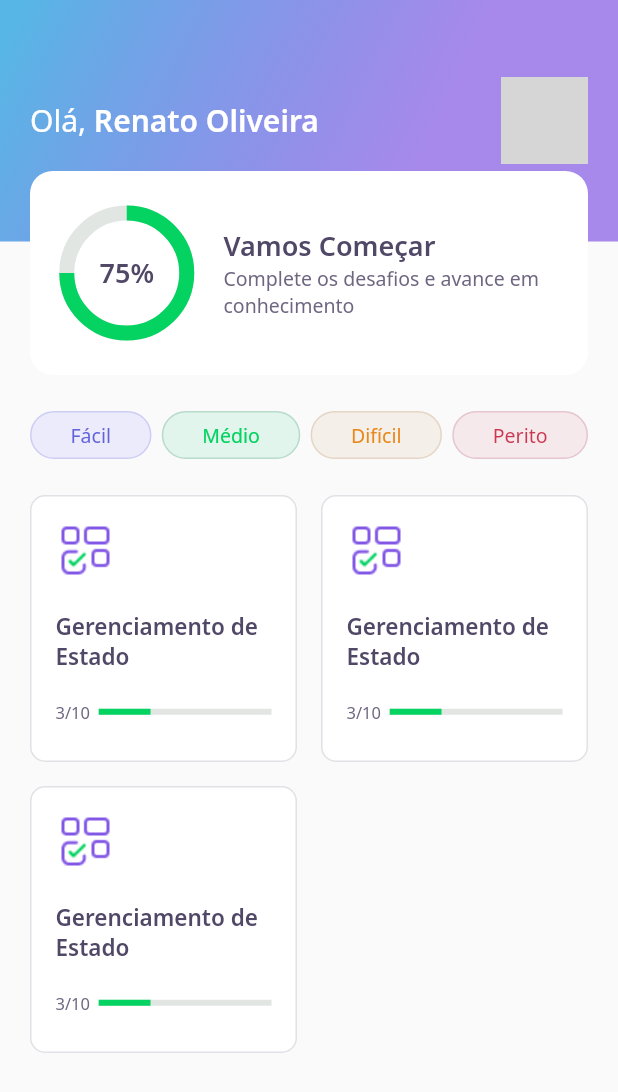
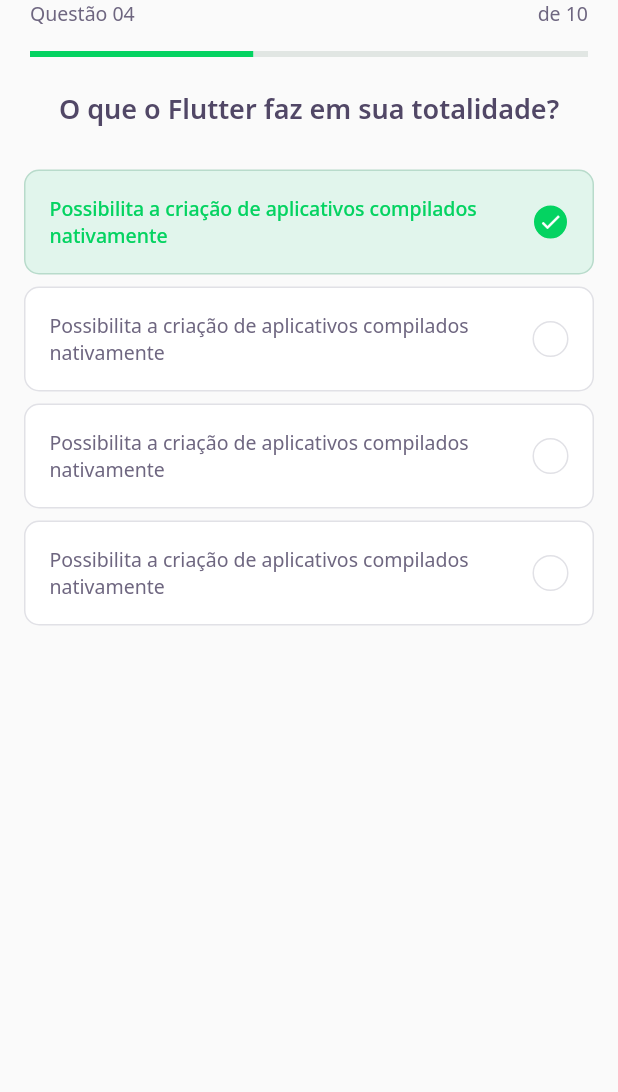
Before and after one commit to oliversieto/dev-quiz, a Flutter app: the screen it shows after launch, on a phone screen of 412 x 824 dp. Shown: the top 1092 px of the screen. Run offline on Flutter 3.47's test engine with Material 2 defaults, Android fonts, the phone set to English and light mode, and no system bars; our stand-ins replace google_fonts; grey boxes are pictures that could not be loaded.

Commit message:
refactor: criado a tela do challenge

```diff
--- /dev/null
+++ b/lib/challenge/challente_page.dart
@@ -0,0 +1,28 @@
+import 'package:DevQuiz/challenge/widgets/question_indicator/question_indicator_widget.dart';
+import 'package:DevQuiz/challenge/widgets/quiz/quiz_widget.dart';
+import 'package:flutter/material.dart';
+
+class ChallengePage extends StatefulWidget {
+  ChallengePage({Key? key}) : super(key: key);
+
+  @override
+  _ChallengePageState createState() => _ChallengePageState();
+}
+
+class _ChallengePageState extends State<ChallengePage> {
+  @override
+  Widget build(BuildContext context) {
+    return Scaffold(
+      appBar: PreferredSize(
+        preferredSize: Size.fromHeight(60),
+        child: SafeArea(
+          child: QuestionIndicatorWidget(),
+          top: true,
+        ),
+      ),
+      body: QuizWidget(
+        title: "O que o Flutter faz em sua totalidade?",
+      ),
+    );
+  }
+}
--- /dev/null
+++ b/lib/challenge/widgets/answer/answer_widget.dart
@@ -0,0 +1,83 @@
+import 'package:DevQuiz/core/core.dart';
+import 'package:flutter/material.dart';
+
+class AnswerWidget extends StatelessWidget {
+  final String title;
+  final bool isRight;
+  final bool isSelected;
+
+  AnswerWidget({
+    Key? key,
+    required this.title,
+    this.isRight = false,
+    this.isSelected = false,
+  }) : super(key: key);
+
+  Color get _selectedColorRight =>
+      isRight ? AppColors.darkGreen : AppColors.darkRed;
+
+  Color get _selectedBorderRight =>
+      isRight ? AppColors.lightGreen : AppColors.lightRed;
+
+  Color get _selectedColorCardRight =>
+      isRight ? AppColors.lightGreen : AppColors.lightRed;
+
+  Color get _selectedBorderCardRight =>
+      isRight ? AppColors.green : AppColors.red;
+
+  TextStyle get _selectedTextStyleRight =>
+      isRight ? AppTextStyles.bodyDarkGreen : AppTextStyles.bodyDarkRed;
+
+  IconData get _selectedIconRight => isRight ? Icons.check : Icons.close;
+
+  @override
+  Widget build(BuildContext context) {
+    return Padding(
+      padding: const EdgeInsets.symmetric(horizontal: 16, vertical: 4),
+      child: Container(
+        padding: const EdgeInsets.all(16),
+        decoration: BoxDecoration(
+          color: isSelected ? _selectedColorCardRight : AppColors.white,
+          borderRadius: BorderRadius.circular(10),
+          border: Border.fromBorderSide(
+            BorderSide(
+              color: isSelected ? _selectedBorderCardRight : AppColors.border,
+            ),
+          ),
+        ),
+        child: Row(
+          mainAxisAlignment: MainAxisAlignment.spaceBetween,
+          children: [
+            Expanded(
+              child: Text(
+                title,
+                style:
+                    isSelected ? _selectedTextStyleRight : AppTextStyles.body,
+              ),
+            ),
+            Container(
+              width: 24,
+              height: 24,
+              decoration: BoxDecoration(
+                color: isSelected ? _selectedColorRight : AppColors.white,
+                borderRadius: BorderRadius.circular(500),
+                border: Border.fromBorderSide(
+                  BorderSide(
+                    color: isSelected ? _selectedBorderRight : AppColors.border,
+                  ),
+                ),
+              ),
+              child: isSelected
+                  ? Icon(
+                      Icons.check,
+                      size: 16,
+                      color: Colors.white,
+                    )
+                  : null,
+            )
+          ],
+        ),
+      ),
+    );
+  }
+}
--- /dev/null
+++ b/lib/challenge/widgets/question_indicator/question_indicator_widget.dart
@@ -0,0 +1,35 @@
+import 'package:DevQuiz/core/core.dart';
+import 'package:DevQuiz/shared/widgets/progress_indicator/progress_indicator_widget.dart';
+import 'package:flutter/material.dart';
+
+class QuestionIndicatorWidget extends StatelessWidget {
+  QuestionIndicatorWidget({Key? key}) : super(key: key);
+
+  @override
+  Widget build(BuildContext context) {
+    return Container(
+      padding: const EdgeInsets.symmetric(horizontal: 20),
+      child: Column(
+        children: [
+          Row(
+            mainAxisAlignment: MainAxisAlignment.spaceBetween,
+            children: [
+              Text(
+                "Questão 04",
+                style: AppTextStyles.body,
+              ),
+              Text(
+                "de 10",
+                style: AppTextStyles.body,
+              ),
+            ],
+          ),
+          SizedBox(
+            height: 16,
+          ),
+          ProgressIndicatorWidget(value: 0.4)
+        ],
+      ),
+    );
+  }
+}
--- /dev/null
+++ b/lib/challenge/widgets/quiz/quiz_widget.dart
@@ -0,0 +1,46 @@
+import 'package:DevQuiz/challenge/widgets/answer/answer_widget.dart';
+import 'package:DevQuiz/core/core.dart';
+import 'package:flutter/material.dart';
+
+class QuizWidget extends StatelessWidget {
+  final String title;
+  QuizWidget({
+    Key? key,
+    required this.title,
+  }) : super(key: key);
+
+  @override
+  Widget build(BuildContext context) {
+    return Container(
+      child: Column(
+        children: [
+          Text(
+            title,
+            style: AppTextStyles.heading,
+          ),
+          SizedBox(
+            height: 24,
+          ),
+          AnswerWidget(
+            isSelected: true,
+            isRight: true,
+            title:
+                "Possibilita a criação de aplicativos compilados nativamente",
+          ),
+          AnswerWidget(
+            title:
+                "Possibilita a criação de aplicativos compilados nativamente",
+          ),
+          AnswerWidget(
+            title:
+                "Possibilita a criação de aplicativos compilados nativamente",
+          ),
+          AnswerWidget(
+            title:
+                "Possibilita a criação de aplicativos compilados nativamente",
+          ),
+        ],
+      ),
+    );
+  }
+}
--- a/lib/core/app_widget.dart
+++ b/lib/core/app_widget.dart
@@ -1,5 +1,6 @@
 // import 'package:DevQuiz/home/home_page.dart';
 // import 'package:DevQuiz/splash/splash_page.dart';
+import 'package:DevQuiz/challenge/challente_page.dart';
 import 'package:DevQuiz/home/home_page.dart';
 import 'package:DevQuiz/splash/splash_page.dart';
 import 'package:flutter/material.dart';
@@ -10,7 +11,7 @@ class AppWidget extends StatelessWidget {
     return MaterialApp(
       debugShowCheckedModeBanner: false,
       title: "DevQuiz",
-      home: HomePage(),
+      home: ChallengePage(),
     );
   }
 }
--- a/lib/home/widgets/quiz_card/quiz_card_widget.dart
+++ b/lib/home/widgets/quiz_card/quiz_card_widget.dart
@@ -1,4 +1,5 @@
 import 'package:DevQuiz/core/core.dart';
+import 'package:DevQuiz/shared/widgets/progress_indicator/progress_indicator_widget.dart';
 import 'package:flutter/material.dart';
 
 class QuizCardWidget extends StatelessWidget {
@@ -46,12 +47,8 @@ class QuizCardWidget extends StatelessWidget {
               ),
               Expanded(
                 flex: 4,
-                child: LinearProgressIndicator(
+                child: ProgressIndicatorWidget(
                   value: 0.3,
-                  backgroundColor: AppColors.chartSecondary,
-                  valueColor: AlwaysStoppedAnimation<Color>(
-                    AppColors.chartPrimary,
-                  ),
                 ),
               ),
             ],
--- /dev/null
+++ b/lib/shared/widgets/progress_indicator/progress_indicator_widget.dart
@@ -0,0 +1,18 @@
+import 'package:DevQuiz/core/app_colors.dart';
+import 'package:flutter/material.dart';
+
+class ProgressIndicatorWidget extends StatelessWidget {
+  final double value;
+  ProgressIndicatorWidget({Key? key, required this.value}) : super(key: key);
+
+  @override
+  Widget build(BuildContext context) {
+    return LinearProgressIndicator(
+      value: value,
+      backgroundColor: AppColors.chartSecondary,
+      valueColor: AlwaysStoppedAnimation<Color>(
+        AppColors.chartPrimary,
+      ),
+    );
+  }
+}
```
